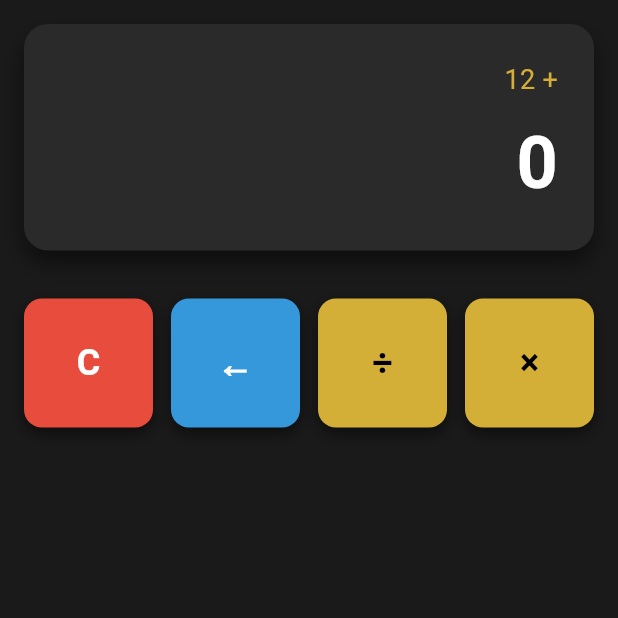
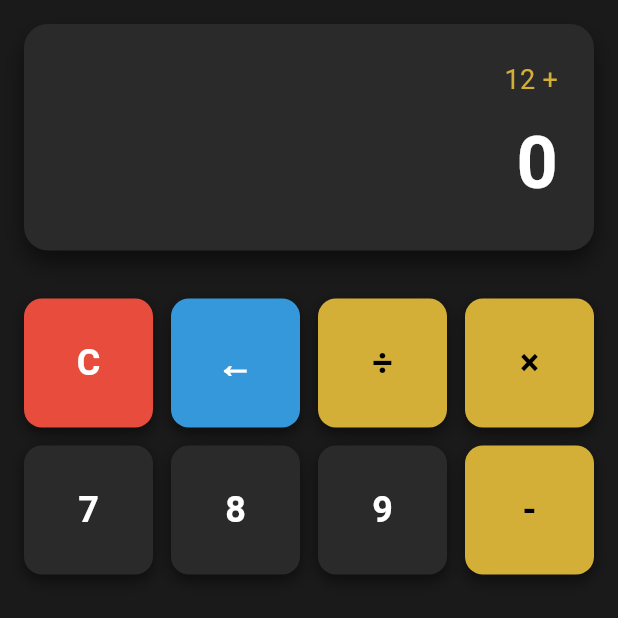
Before and after one commit to tatiana1104/calculadora, a Flutter app: the screen it shows after launch, on a phone screen of 412 x 824 dp, the top half of it. Run offline on Flutter 3.47's test engine with Material 3 defaults, Android fonts, the phone set to English and light mode, and no system bars.

Commit message:
Agregar fila 2: números 7-9 en gris, operador '-' dorado

```diff
--- a/lib/main.dart
+++ b/lib/main.dart
@@ -5,7 +5,7 @@ void main() {
   runApp(const CalculatorApp());
 }
 
-// Widget raíz de la app
+// Widget raíz
 class CalculatorApp extends StatelessWidget {
   const CalculatorApp({super.key});
 
@@ -15,7 +15,7 @@ class CalculatorApp extends StatelessWidget {
       debugShowCheckedModeBanner: false, //bandera de debug
       title: 'Calculadora',
       theme: ThemeData(
-        brightness: Brightness.dark,
+        brightness: Brightness.dark, // Tema oscuro
         useMaterial3: true,
       ),
       home: const CalculatorScreen(),
@@ -26,7 +26,7 @@ class CalculatorApp extends StatelessWidget {
 class CalculatorScreen extends StatelessWidget {
   const CalculatorScreen({super.key});
 
-  // === _buildButton ahora permite colores personalizados (Commit 11) ===
+  // Widget reutilizable para botones
   Widget _buildButton(
     String label, {
     Color? backgroundColor,
@@ -34,7 +34,7 @@ class CalculatorScreen extends StatelessWidget {
   }) {
     return Container(
       decoration: BoxDecoration(
-        color: backgroundColor ?? const Color(0xFF2A2A2A), // Fondo por defecto
+        color: backgroundColor ?? const Color(0xFF2A2A2A), // Gris por defecto
         borderRadius: BorderRadius.circular(12),
         boxShadow: [
           BoxShadow(
@@ -50,7 +50,7 @@ class CalculatorScreen extends StatelessWidget {
           style: TextStyle(
             fontSize: 24,
             fontWeight: FontWeight.bold,
-            color: textColor ?? Colors.white, // Texto por defecto blanco
+            color: textColor ?? Colors.white, // Texto blanco por defecto
           ),
         ),
       ),
@@ -60,13 +60,13 @@ class CalculatorScreen extends StatelessWidget {
   @override
   Widget build(BuildContext context) {
     return Scaffold(
-      backgroundColor: const Color(0xFF1A1A1A),
+      backgroundColor: const Color(0xFF1A1A1A), // Fondo general
       body: SafeArea(
         child: Padding(
-          padding: const EdgeInsets.all(16.0),
+          padding: const EdgeInsets.all(16.0), // Padding general
           child: Column(
             children: [
-              // ================= Display =================
+              // Display
               Container(
                 width: double.infinity,
                 padding: const EdgeInsets.all(24),
@@ -106,42 +106,34 @@ class CalculatorScreen extends StatelessWidget {
 
               const SizedBox(height: 32),
 
-              // ================= GridView =================
+              // Teclado
               GridView.count(
                 crossAxisCount: 4,
                 crossAxisSpacing: 12,
                 mainAxisSpacing: 12,
                 shrinkWrap: true,
                 children: [
-                  // === COMMIT 11: Primera fila de botones ===
+                  // ====== Fila 1 (Commit 11) ======
+                  _buildButton("C",
+                      backgroundColor: const Color(0xFFE74C3C),
+                      textColor: Colors.white),
+                  _buildButton("←",
+                      backgroundColor: const Color(0xFF3498DB),
+                      textColor: Colors.white),
+                  _buildButton("÷",
+                      backgroundColor: const Color(0xFFD4AF37),
+                      textColor: Colors.black),
+                  _buildButton("×",
+                      backgroundColor: const Color(0xFFD4AF37),
+                      textColor: Colors.black),
 
-                  // C - rojo
-                  _buildButton(
-                    "C",
-                    backgroundColor: const Color(0xFFE74C3C),
-                    textColor: Colors.white,
-                  ),
-
-                  // ← - azul
-                  _buildButton(
-                    "←",
-                    backgroundColor: const Color(0xFF3498DB),
-                    textColor: Colors.white,
-                  ),
-
-                  // ÷ - dorado
-                  _buildButton(
-                    "÷",
-                    backgroundColor: const Color(0xFFD4AF37),
-                    textColor: Colors.black,
-                  ),
-
-                  // × - dorado
-                  _buildButton(
-                    "×",
-                    backgroundColor: const Color(0xFFD4AF37),
-                    textColor: Colors.black,
-                  ),
+                  // ====== Fila 2 (Commit 12) ======
+                  _buildButton("7"), // Gris por defecto
+                  _buildButton("8"),
+                  _buildButton("9"),
+                  _buildButton("-",
+                      backgroundColor: const Color(0xFFD4AF37),
+                      textColor: Colors.black), // Operador dorado
                 ],
               ),
             ],
```
